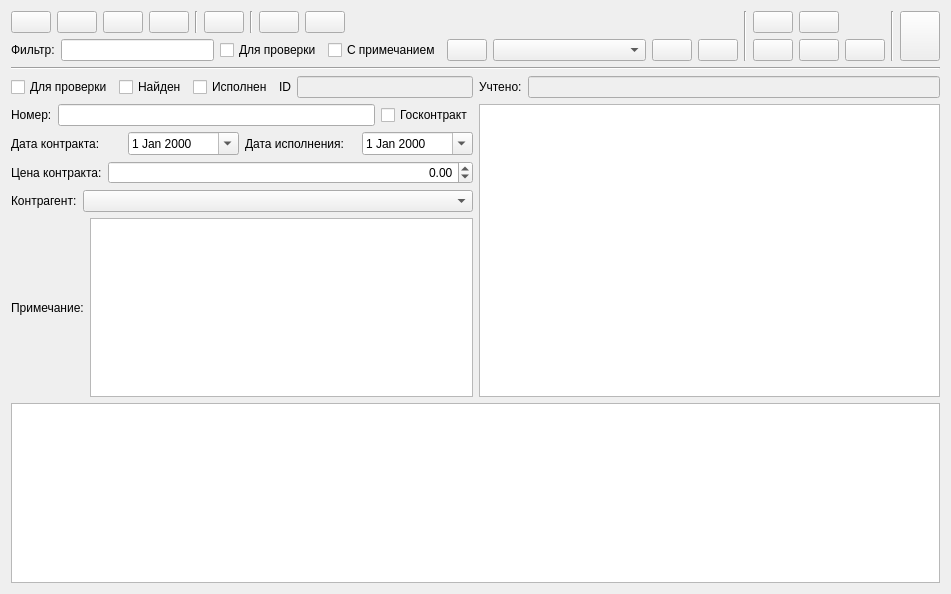
Old version of the form formcontract.ui in the repository GorINIch73/Audit.
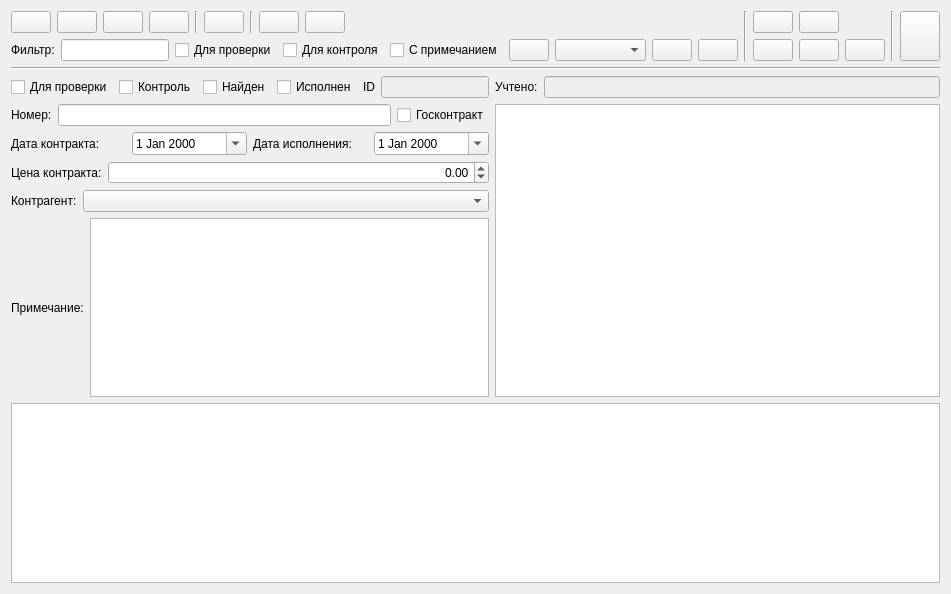
New version of the form. Icons and pictures are not drawn.

```diff
--- a/formcontract.ui
+++ b/formcontract.ui
@@ -164,6 +164,13 @@
            </property>
           </widget>
          </item>
+         <item>
+          <widget class="QCheckBox" name="checkBox__flt_for_check">
+           <property name="text">
+            <string>Для контроля</string>
+           </property>
+          </widget>
+         </item>
          <item>
           <widget class="QCheckBox" name="checkBox__flt_note">
            <property name="text">
@@ -420,6 +427,13 @@
            </property>
           </widget>
          </item>
+         <item>
+          <widget class="QCheckBox" name="checkBox_for_check">
+           <property name="text">
+            <string>Контроль</string>
+           </property>
+          </widget>
+         </item>
          <item>
           <widget class="QCheckBox" name="checkBox_found">
            <property name="text">
```
Left out of the diff: 2 changed lines with no effect on the pictures.
